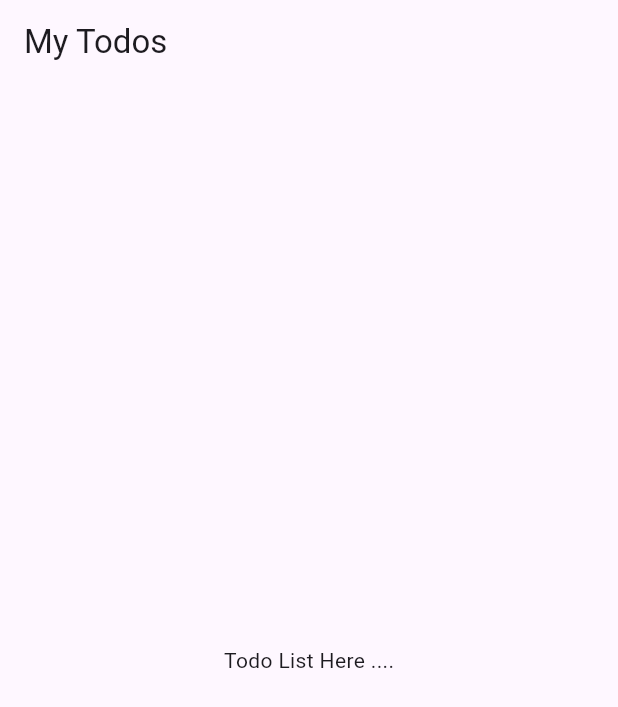
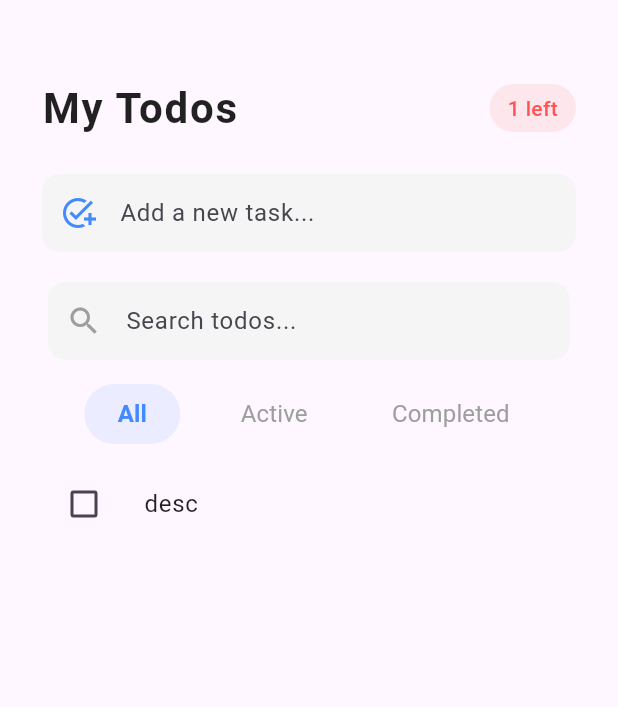
Before and after one commit to developerqualitas/BLOCLEARNING-TODO-APP, a Flutter app: the screen it shows after launch, on a phone screen of 412 x 824 dp. Shown: the top 707 px of the screen. Run offline on Flutter 3.47's test engine with Material 3 defaults, Android fonts, the phone set to English and light mode, and no system bars; our stand-ins replace bloc, equatable, flutter_bloc.

Commit message:
todo application completd using cubit to cubit communication

```diff
--- a/lib/cubits/active_todo/active_todo_cubit.dart
+++ b/lib/cubits/active_todo/active_todo_cubit.dart
@@ -9,9 +9,12 @@ import 'package:flutter/cupertino.dart';
 part 'active_todo_state.dart';
 
 class ActiveTodoCubit extends Cubit<ActiveTodoState> {
+  late StreamSubscription todoStreamSubscription;
+
+  final int initialActiveTodoCount;
   final TodoCubit todoCubit;
-  late StreamSubscription todoStreamSubscription;
-  ActiveTodoCubit(this.todoCubit) : super(ActiveTodoState.initial()) {
+
+  ActiveTodoCubit({required this.initialActiveTodoCount ,required this.todoCubit}) : super(ActiveTodoState(activeTodoCount: initialActiveTodoCount)) {
     todoStreamSubscription = todoCubit.stream.listen((TodoState todoState) {
       debugPrint("todo state : $todoState");
 
--- a/lib/cubits/filtered_todos_cubit/filtered_todos_cubit.dart
+++ b/lib/cubits/filtered_todos_cubit/filtered_todos_cubit.dart
@@ -18,11 +18,14 @@ class FilteredTodosCubit extends Cubit<FilteredTodosState> {
   final TodoSearchCubit todoSearchCubit;
   final TodoFilterCubit todoFilterCubit;
 
+  final List<TodoModel> initialTodoList;
+
   FilteredTodosCubit({
     required this.todoFilterCubit,
     required this.todoSearchCubit,
     required this.todoCubit,
-  }) : super(FilteredTodosState.initial()) {
+    required this.initialTodoList
+  }) : super(FilteredTodosState(filteredTodoList: initialTodoList)) {
     todoFilterStreamSubscription = todoFilterCubit.stream.listen((
       TodoFilterState filterState,
     ) {
--- a/lib/cubits/todo/todo_state.dart
+++ b/lib/cubits/todo/todo_state.dart
@@ -5,7 +5,9 @@ class TodoState extends Equatable {
   const TodoState({required this.todoList});
 
   factory TodoState.initial() {
-    return TodoState(todoList: []);
+    return TodoState(todoList: [
+      TodoModel(desc: "desc")
+    ]);
   }
 
   TodoState copyWith({List<TodoModel>? todoList}) {
--- a/lib/main.dart
+++ b/lib/main.dart
@@ -1,5 +1,5 @@
 import 'package:bl_todo_app/cubits/cubits.dart';
-import 'package:bl_todo_app/pages/todo_page.dart';
+import 'package:bl_todo_app/pages/todo/todo_page.dart';
 import 'package:flutter/material.dart';
 import 'package:flutter_bloc/flutter_bloc.dart';
 
@@ -21,15 +21,19 @@
         BlocProvider<FilteredTodosCubit>(
           create:
               (context) => FilteredTodosCubit(
+                initialTodoList : context.read<TodoCubit>().state.todoList,
                 todoCubit: BlocProvider.of<TodoCubit>(context),
-
                 todoSearchCubit: BlocProvider.of<TodoSearchCubit>(context),
                 todoFilterCubit: BlocProvider.of<TodoFilterCubit>(context),
               ),
         ),
         BlocProvider<ActiveTodoCubit>(
           create:
-              (context) => ActiveTodoCubit(BlocProvider.of<TodoCubit>(context)),
+              (context) => ActiveTodoCubit(
+                initialActiveTodoCount:
+                    context.read<TodoCubit>().state.todoList.length,
+                todoCubit: BlocProvider.of<TodoCubit>(context),
+              ),
         ),
       ],
       child: MaterialApp(
--- /dev/null
+++ b/lib/pages/todo/todo_page.dart
@@ -0,0 +1,34 @@
+import 'package:bl_todo_app/cubits/active_todo/active_todo_cubit.dart';
+import 'package:bl_todo_app/pages/todo/widgets/create_todo_widget.dart';
+import 'package:bl_todo_app/pages/todo/widgets/search_and_filter_widget.dart';
+import 'package:bl_todo_app/pages/todo/widgets/todo_header_widget.dart';
+import 'package:flutter/material.dart';
+import 'package:flutter_bloc/flutter_bloc.dart';
+
+import 'widgets/show_todo_list_widget.dart';
+
+class TodoPage extends StatelessWidget {
+  const TodoPage({super.key});
+
+  @override
+  Widget build(BuildContext context) {
+    return SafeArea(
+      child: Scaffold(
+        body: SingleChildScrollView(
+          child: Padding(
+            padding: EdgeInsets.symmetric(vertical: 40.0, horizontal: 20.0),
+            child: Column(
+              children: [
+                TodoHeaderWidget(),
+                CreateTodoWidget(),
+                SearchAndFilterWidget(),
+                ShowTodoListWidget()
+
+              ],
+            ),
+          ),
+        ),
+      ),
+    );
+  }
+}
--- /dev/null
+++ b/lib/pages/todo/widgets/create_todo_widget.dart
@@ -0,0 +1,51 @@
+import 'package:bl_todo_app/cubits/cubits.dart';
+import 'package:flutter/material.dart';
+import 'package:flutter_bloc/flutter_bloc.dart';
+
+class CreateTodoWidget extends StatefulWidget {
+  const CreateTodoWidget({super.key});
+
+  @override
+  State<CreateTodoWidget> createState() => _CreateTodoWidgetState();
+}
+
+class _CreateTodoWidgetState extends State<CreateTodoWidget> {
+  final todoController = TextEditingController();
+
+  @override
+  void dispose() {
+    todoController.dispose();
+    super.dispose();
+  }
+
+  @override
+  Widget build(BuildContext context) {
+    return Padding(
+      padding: const EdgeInsets.symmetric(vertical: 12.0, horizontal: 8.0),
+      child: TextFormField(
+        controller: todoController,
+        decoration: InputDecoration(
+          hintText: "Add a new task...",
+          prefixIcon: const Icon(Icons.add_task_outlined, color: Colors.blueAccent),
+          filled: true,
+          fillColor: Colors.grey.shade100,
+          contentPadding: const EdgeInsets.symmetric(vertical: 14, horizontal: 16),
+          border: OutlineInputBorder(
+            borderRadius: BorderRadius.circular(12),
+            borderSide: BorderSide.none,
+          ),
+          focusedBorder: OutlineInputBorder(
+            borderRadius: BorderRadius.circular(12),
+            borderSide: const BorderSide(color: Colors.blueAccent, width: 1.5),
+          ),
+        ),
+        onFieldSubmitted: (String? desc) {
+          if (desc != null && desc.trim().isNotEmpty) {
+            context.read<TodoCubit>().addTodo(desc);
+            todoController.clear();
+          }
+        },
+      ),
+    );
+  }
+}
--- /dev/null
+++ b/lib/pages/todo/widgets/search_and_filter_widget.dart
@@ -0,0 +1,101 @@
+import 'package:bl_todo_app/cubits/cubits.dart';
+import 'package:bl_todo_app/models/todo_model.dart';
+import 'package:bl_todo_app/utils/debounce.dart';
+import 'package:flutter/material.dart';
+import 'package:flutter_bloc/flutter_bloc.dart';
+
+class SearchAndFilterWidget extends StatefulWidget {
+  SearchAndFilterWidget({super.key});
+  final debounce = Debounce(milliseconds: 2000);
+
+  @override
+  State<SearchAndFilterWidget> createState() => _SearchAndFilterWidgetState();
+}
+
+class _SearchAndFilterWidgetState extends State<SearchAndFilterWidget> {
+  final searchController = TextEditingController();
+
+  @override
+  void dispose() {
+    searchController.dispose();
+    super.dispose();
+  }
+
+  @override
+  Widget build(BuildContext context) {
+    return Column(
+      children: [
+        /// Search Bar
+        Padding(
+          padding: const EdgeInsets.symmetric(horizontal: 12.0, vertical: 8.0),
+          child: TextFormField(
+            controller: searchController,
+            decoration: InputDecoration(
+              hintText: "Search todos...",
+              prefixIcon: const Icon(Icons.search, color: Colors.grey),
+              filled: true,
+              fillColor: Colors.grey.shade100,
+              contentPadding: const EdgeInsets.symmetric(vertical: 14, horizontal: 16),
+              border: OutlineInputBorder(
+                borderRadius: BorderRadius.circular(12),
+                borderSide: BorderSide.none,
+              ),
+              focusedBorder: OutlineInputBorder(
+                borderRadius: BorderRadius.circular(12),
+                borderSide: const BorderSide(color: Colors.blueAccent, width: 1.5),
+              ),
+            ),
+            onChanged: (String? searchText) {
+              if (searchText != null) {
+                widget.debounce.run(() {
+                  context.read<TodoSearchCubit>().applySearch(searchText);
+                });
+              }
+            },
+          ),
+        ),
+
+        /// Filter Buttons Row
+        Padding(
+          padding: const EdgeInsets.symmetric(horizontal: 12.0, vertical: 4.0),
+          child: Row(
+            mainAxisAlignment: MainAxisAlignment.spaceEvenly,
+            children: [
+              filterButtonWidget(context, TodoFilter.all),
+              filterButtonWidget(context, TodoFilter.active),
+              filterButtonWidget(context, TodoFilter.completed),
+            ],
+          ),
+        ),
+      ],
+    );
+  }
+
+  Widget filterButtonWidget(BuildContext context, TodoFilter todoFilter) {
+    final currentFilter = context.watch<TodoFilterCubit>().state.todoFilter;
+    final isSelected = currentFilter == todoFilter;
+
+    return TextButton(
+      style: TextButton.styleFrom(
+        backgroundColor: isSelected ? Colors.blueAccent.withOpacity(0.1) : Colors.transparent,
+        shape: RoundedRectangleBorder(borderRadius: BorderRadius.circular(20)),
+        padding: const EdgeInsets.symmetric(horizontal: 16, vertical: 8),
+      ),
+      onPressed: () {
+        context.read<TodoFilterCubit>().changeFilter(todoFilter);
+      },
+      child: Text(
+        todoFilter == TodoFilter.all
+            ? "All"
+            : todoFilter == TodoFilter.active
+            ? "Active"
+            : "Completed",
+        style: TextStyle(
+          fontSize: 16,
+          fontWeight: isSelected ? FontWeight.bold : FontWeight.normal,
+          color: isSelected ? Colors.blueAccent : Colors.grey,
+        ),
+      ),
+    );
+  }
+}
--- /dev/null
+++ b/lib/pages/todo/widgets/show_todo_list_widget.dart
@@ -0,0 +1,183 @@
+import 'package:bl_todo_app/cubits/cubits.dart';
+import 'package:bl_todo_app/cubits/filtered_todos_cubit/filtered_todos_cubit.dart';
+import 'package:bl_todo_app/models/todo_model.dart';
+import 'package:flutter/material.dart';
+import 'package:flutter_bloc/flutter_bloc.dart';
+
+class ShowTodoListWidget extends StatelessWidget {
+  const ShowTodoListWidget({super.key});
+
+  @override
+  Widget build(BuildContext context) {
+    final todo = context.watch<FilteredTodosCubit>().state.filteredTodoList;
+    return ListView.separated(
+      primary: false,
+      shrinkWrap: true,
+      itemBuilder: (context, index) {
+        return Dismissible(
+          key: ValueKey(todo[index].id),
+          background: showDismissBackground(isLeft: true),
+          secondaryBackground: showDismissBackground(isLeft: false),
+          child: TodoListItem(todoModel: todo[index]),
+          onDismissed: (_) {
+            context.read<TodoCubit>().deleteTodo(todo[index]);
+          },
+          confirmDismiss: (_) {
+            return showDialog(
+              context: context,
+              barrierDismissible: false,
+              builder: (context) {
+                return AlertDialog(
+                  shape: RoundedRectangleBorder(
+                    borderRadius: BorderRadius.circular(12),
+                  ),
+                  title: const Text("Are You Sure?"),
+                  content: const Text("Do you really want to delete this todo?"),
+                  actions: [
+                    TextButton(
+                      onPressed: () {
+                        Navigator.pop(context, false);
+                      },
+                      child: const Text("No"),
+                    ),
+                    TextButton(
+                      onPressed: () {
+                        Navigator.pop(context, true);
+                      },
+                      child: const Text("Yes"),
+                    ),
+                  ],
+                );
+              },
+            );
+          },
+        );
+      },
+      separatorBuilder: (context, index) {
+        return const Divider(height: 1, thickness: 0.8);
+      },
+      itemCount: todo.length,
+    );
+  }
+
+  Widget showDismissBackground({required bool isLeft}) {
+    return Container(
+      margin: const EdgeInsets.symmetric(horizontal: 8.0, vertical: 4.0),
+      padding: const EdgeInsets.symmetric(horizontal: 16.0),
+      decoration: BoxDecoration(
+        color: Colors.redAccent,
+        borderRadius: BorderRadius.circular(8.0),
+      ),
+      alignment: isLeft ? Alignment.centerLeft : Alignment.centerRight,
+      child: const Icon(Icons.delete, size: 26.0, color: Colors.white),
+    );
+  }
+}
+
+class TodoListItem extends StatefulWidget {
+  final TodoModel todoModel;
+  const TodoListItem({super.key, required this.todoModel});
+
+  @override
+  State<TodoListItem> createState() => _TodoListItemState();
+}
+
+class _TodoListItemState extends State<TodoListItem> {
+  final todoUpdateController = TextEditingController();
+
+  @override
+  void dispose() {
+    todoUpdateController.dispose();
+    super.dispose();
+  }
+
+  @override
+  Widget build(BuildContext context) {
+    return ListTile(
+      contentPadding: const EdgeInsets.symmetric(horizontal: 12, vertical: 4),
+      onTap: () {
+        showDialog(
+          context: context,
+          barrierDismissible: false,
+          builder: (context) {
+            bool _error = false;
+            todoUpdateController.text = widget.todoModel.desc;
+            return StatefulBuilder(
+              builder: (context, setState) {
+                return AlertDialog(
+                  shape: RoundedRectangleBorder(
+                    borderRadius: BorderRadius.circular(12),
+                  ),
+                  title: const Text(
+                    "Update Todo",
+                    style: TextStyle(fontSize: 18),
+                  ),
+                  content: TextFormField(
+                    controller: todoUpdateController,
+                    decoration: InputDecoration(
+                      hintText: "Enter todo",
+                      errorText: _error ? "Value cannot be empty" : null,
+                      border: OutlineInputBorder(
+                        borderRadius: BorderRadius.circular(8),
+                      ),
+                      contentPadding: const EdgeInsets.symmetric(
+                        vertical: 10,
+                        horizontal: 12,
+                      ),
+                    ),
+                  ),
+                  actions: [
+                    TextButton(
+                      onPressed: () {
+                        Navigator.pop(context, false);
+                      },
+                      child: const Text("Cancel"),
+                    ),
+                    ElevatedButton(
+                      style: ElevatedButton.styleFrom(
+                        backgroundColor: Colors.blueAccent,
+                        foregroundColor: Colors.white,
+                        shape: RoundedRectangleBorder(
+                          borderRadius: BorderRadius.circular(8),
+                        ),
+                      ),
+                      onPressed: () {
+                        setState(() {
+                          _error = todoUpdateController.text.isEmpty;
+                          if (!_error) {
+                            context.read<TodoCubit>().editTodo(
+                              todoUpdateController.text.trim(),
+                              widget.todoModel.id,
+                            );
+                            Navigator.pop(context);
+                          }
+                        });
+                      },
+                      child: const Text("Update"),
+                    ),
+                  ],
+                );
+              },
+            );
+          },
+        );
+      },
+      leading: Checkbox(
+        value: widget.todoModel.completed,
+        onChanged: (bool? newValue) {
+          context.read<TodoCubit>().toggleTodo(widget.todoModel.id);
+        },
+      ),
+      title: Text(
+        widget.todoModel.desc,
+        style: TextStyle(
+          fontSize: 16,
+          color: widget.todoModel.completed ? Colors.grey : Colors.black87,
+          decoration: widget.todoModel.completed
+              ? TextDecoration.lineThrough
+              : TextDecoration.none,
+        ),
+      ),
+    );
+  }
+}
--- /dev/null
+++ b/lib/pages/todo/widgets/todo_header_widget.dart
@@ -0,0 +1,51 @@
+import 'package:flutter/material.dart';
+import 'package:flutter_bloc/flutter_bloc.dart';
+
+import '../../../cubits/active_todo/active_todo_cubit.dart';
+
+class TodoHeaderWidget extends StatelessWidget {
+  const TodoHeaderWidget({super.key});
+
+  @override
+  Widget build(BuildContext context) {
+    return Padding(
+      padding: const EdgeInsets.symmetric(vertical: 12.0, horizontal: 8.0),
+      child: Row(
+        mainAxisAlignment: MainAxisAlignment.spaceBetween,
+        children: [
+          /// Title
+          Text(
+            "My Todos",
+            style: const TextStyle(
+              fontSize: 28,
+              fontWeight: FontWeight.bold,
+              letterSpacing: 1.2,
+              color: Colors.black87,
+            ),
+          ),
+
+          /// Active todos counter
+          BlocBuilder<ActiveTodoCubit, ActiveTodoState>(
+            builder: (context, state) {
+              return Container(
+                padding: const EdgeInsets.symmetric(horizontal: 12, vertical: 6),
+                decoration: BoxDecoration(
+                  color: Colors.redAccent.withOpacity(0.1),
+                  borderRadius: BorderRadius.circular(20),
+                ),
+                child: Text(
+                  "${state.activeTodoCount} left",
+                  style: const TextStyle(
+                    fontSize: 14,
+                    fontWeight: FontWeight.w500,
+                    color: Colors.redAccent,
+                  ),
+                ),
+              );
+            },
+          ),
+        ],
+      ),
+    );
+  }
+}
--- a/lib/pages/todo_page.dart
+++ /dev/null
@@ -1,17 +0,0 @@
-import 'package:flutter/material.dart';
-
-class TodoPage extends StatelessWidget {
-  const TodoPage({super.key});
-
-  @override
-  Widget build(BuildContext context) {
-    return SafeArea(child: Scaffold(
-      appBar: AppBar(
-        title: Text("My Todos"),
-      ),
-      body: Center(
-        child: Text("Todo List Here ...."),
-      ),
-    ));
-  }
-}
--- /dev/null
+++ b/lib/utils/debounce.dart
@@ -0,0 +1,18 @@
+import 'dart:async';
+import 'dart:ui';
+
+class Debounce {
+  final int milliseconds;
+
+  Debounce({this.milliseconds = 500});
+
+  Timer? _timer;
+
+  void run(VoidCallback action) {
+    if (_timer != null) {
+      _timer!.cancel();
+    }
+
+    _timer = Timer(Duration(milliseconds: milliseconds), action);
+  }
+}
```
Also changed, not shown: 1 other file.
